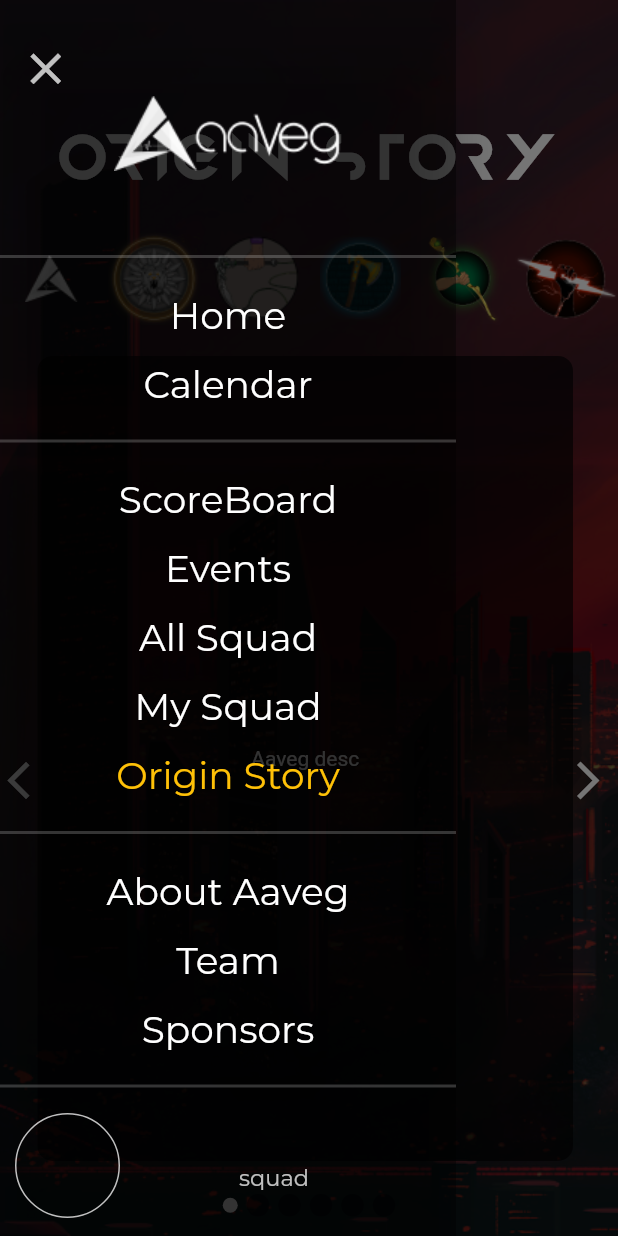
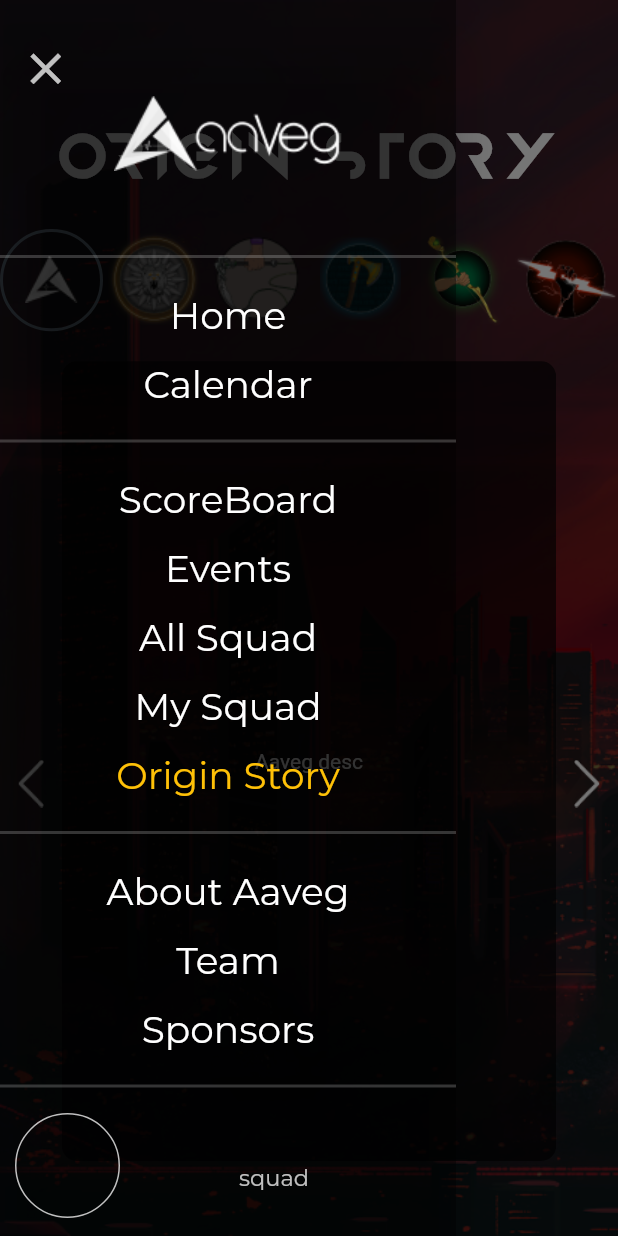
Before and after one commit to delta/aaveg-app, a Flutter app: the OriginStoryPage screen opened by its route, after a tap on the "menu" icon, on a phone screen of 412 x 824 dp. Run offline on Flutter 3.47's test engine with Material 2 defaults, Android fonts, the phone set to English and light mode, and no system bars; drawn by our look-alikes of card_swiper; our stand-ins replace auto_size_text, get, get_storage, google_fonts, logger, webview_flutter; missing offline and left inert: outlined_text; accounts and stored records are empty.

Commit message:
feat(/origin): Add outline for active tab

```diff
--- a/lib/pages/originstory_page.dart
+++ b/lib/pages/originstory_page.dart
@@ -3,7 +3,6 @@ import 'package:aaveg_app/controllers/originstory_controller.dart';
 import 'package:aaveg_app/views/widgets/NavBar/nav_icon_widget.dart';
 import 'package:aaveg_app/views/widgets/NavBar/navbar_widget.dart';
 import 'package:aaveg_app/views/widgets/OriginStory/story_field.dart';
-import 'package:card_swiper/card_swiper.dart';
 import 'package:flutter/material.dart';
 import 'package:get/get.dart';
 
@@ -26,6 +25,7 @@ class _SampleState extends State<OriginStoryPage>
   Widget build(BuildContext context) {
     double totalHeight = MediaQuery.of(context).size.height;
     double totalWidth = MediaQuery.of(context).size.width;
+    TabController _tabBarController = TabController(length: 6, vsync: this);
     List<String> descriptions = [
       'Aaveg desc',
       'Chakra desc',
@@ -42,6 +42,7 @@ class _SampleState extends State<OriginStoryPage>
       'assets/images/saaranga logo 1.png',
       'assets/images/vajr logo 1.png'
     ];
+
     return Scaffold(
         key: _scaffoldKey,
         onDrawerChanged: (isOpen) {
@@ -81,121 +82,64 @@ class _SampleState extends State<OriginStoryPage>
                             fontSize: totalHeight * 0.045,
                           )),
                     )),
-              // Expanded(
-              //   flex: 65,
-              //   child: Container(
-              //     decoration:
-              //         BoxDecoration(color: Color.fromARGB(0, 97, 11, 11)),
-              //     child: TabBar(
-              //         indicator: null,
-              //         controller: _tabController,
-              //         tabs: [
-              //           Tab(
-              //               icon: Image.asset(
-              //             'assets/images/Aaveg Glyph - White 1.png',
-              //             height: 60,
-              //             width: 60,
-              //           )),
-              //           // Image.asset(
-              //           //   'assets/images/chakraa logo 1.png',
-              //           //   scale: 0.1,
-              //           // ),
-              //           Tab(
-              //             icon: Image.asset(
-              //               'assets/images/chakraa logo 1.png',
-              //               width: 150,
-              //               height: 150,
-              //             ),
-              //           ),
-              //           Tab(
-              //               icon: Image.asset(
-              //             'assets/images/paasha logo 1.png',
-              //           )),
-              //           Tab(
-              //             icon: Image.asset(
-              //               'assets/images/paras logo 1.png',
-              //               height: 60,
-              //               width: 60,
-              //             ),
-              //           ),
-              //           Tab(
-              //               icon: Image.asset(
-              //             'assets/images/saaranga logo 1.png',
-              //             height: 60,
-              //             width: 60,
-              //           )),
-              //           Tab(
-              //               icon: Image.asset(
-              //             'assets/images/vajr logo 1.png',
-              //             height: 60,
-              //             width: 60,
-              //           )),
-              //         ]),
-              //   ),
-              // ),
-              // Expanded(
-              //   flex: 65,
-              //   child: ListView.builder(
-              //       scrollDirection: Axis.horizontal,
-              //       itemCount: 6,
-              //       itemBuilder: ((context, index) => Container(
-              //               child: Image.asset(
-              //             assetList[index],
-              //             height: MediaQuery.of(context).size.width / 6,
-              //             width: MediaQuery.of(context).size.width / 6,
-              //           )))),
-              // ),
                 Expanded(
-                  flex: 65,
-                  child: Row(
-                    children: [
+                    flex: 70,
+                    child: TabBar(
+                      controller: _tabBarController,
+                      indicatorPadding: EdgeInsets.zero,
+                      labelPadding: EdgeInsets.zero,
+                      indicator: BoxDecoration(
+                          border:
+                              Border.all(color: Color(0xff708090), width: 2),
+                          borderRadius: BorderRadius.circular(totalWidth / 12)),
+                      tabs: [
                         for (var logo in assetList)
-                        Expanded(
-                          flex: 1,
-                          child: Container(
+                          Container(
                               child: (Image.asset(
                             logo,
                             height: totalWidth / 6,
                             width: totalWidth / 6,
                           ))),
-                        )
                       ],
                     )),
                 Expanded(
                   flex: 620,
-                child: Swiper(
-                  itemCount: 6,
-                  itemBuilder: (context, index) => StoryField(
-                    desc: descriptions[index],
+                  child: Row(children: [
+                    SizedBox(
+                        width: totalWidth * 0.1,
+                        child: IconButton(
+                            onPressed: () => {
+                                  _tabBarController.index == 0
+                                      ? _tabBarController.animateTo(5)
+                                      : _tabBarController.animateTo(
+                                          _tabBarController.index - 1)
+                                },
+                            icon: Image.asset('assets/images/left_arrow.png'))),
+                    SizedBox(
+                      width: totalWidth * 0.8,
+                      child: TabBarView(
+                        controller: _tabBarController,
+                        children: [
+                          for (var desc in descriptions) StoryField(desc: desc)
+                        ],
                       ),
-                  autoplay: true,
-                  autoplayDelay: 5000,
-                  control: new SwiperControl(
-                    color: Colors.white,
-                    iconPrevious: Icons.arrow_back_ios,
-                    iconNext: Icons.arrow_forward_ios,
                     ),
-                  pagination: SwiperPagination(
-                      builder: new DotSwiperPaginationBuilder(
-                          color: Colors.black.withOpacity(0.5),
-                          size: 15,
-                          activeColor: Colors.white)),
-                ),
+                    SizedBox(
+                        width: totalWidth * 0.1,
+                        child: IconButton(
+                            onPressed: () => {
+                                  _tabBarController.index == 5
+                                      ? _tabBarController.animateTo(0)
+                                      : _tabBarController.animateTo(
+                                          _tabBarController.index + 1)
+                                },
+                            icon:
+                                Image.asset('assets/images/right_arrow.png'))),
+                  ]),
                 )
-              // child: TabBarView(
-              //     controller: _tabController,
-              //     children: const <Widget>[
-              //       StoryField(),
-              //       StoryField(),
-              //       StoryField(),
-              //       StoryField(),
-              //       StoryField(),
-              //       StoryField(),
-              //     ]),
               ],
             ),
           ]),
-      ),
-    );
+        ));
   }
 }
--- a/lib/views/widgets/OriginStory/story_field.dart
+++ b/lib/views/widgets/OriginStory/story_field.dart
@@ -12,7 +12,7 @@ class _StoryFieldState extends State<StoryField> {
   @override
   Widget build(BuildContext context) {
     return Container(
-      margin: new EdgeInsets.fromLTRB(25, 20, 30, 50),
+      margin: new EdgeInsets.fromLTRB(0, 20, 0, 50),
       decoration: BoxDecoration(
           color: Colors.black.withOpacity(0.65),
           borderRadius: BorderRadius.circular(10)),
```
Also changed, not shown: lib/views/widgets/Calender/calender_widget.dart (+50 -16 lines), assets/images/left_arrow.png (added), assets/images/right_arrow.png (added). Lines whose indentation alone changed are shown as unchanged.
